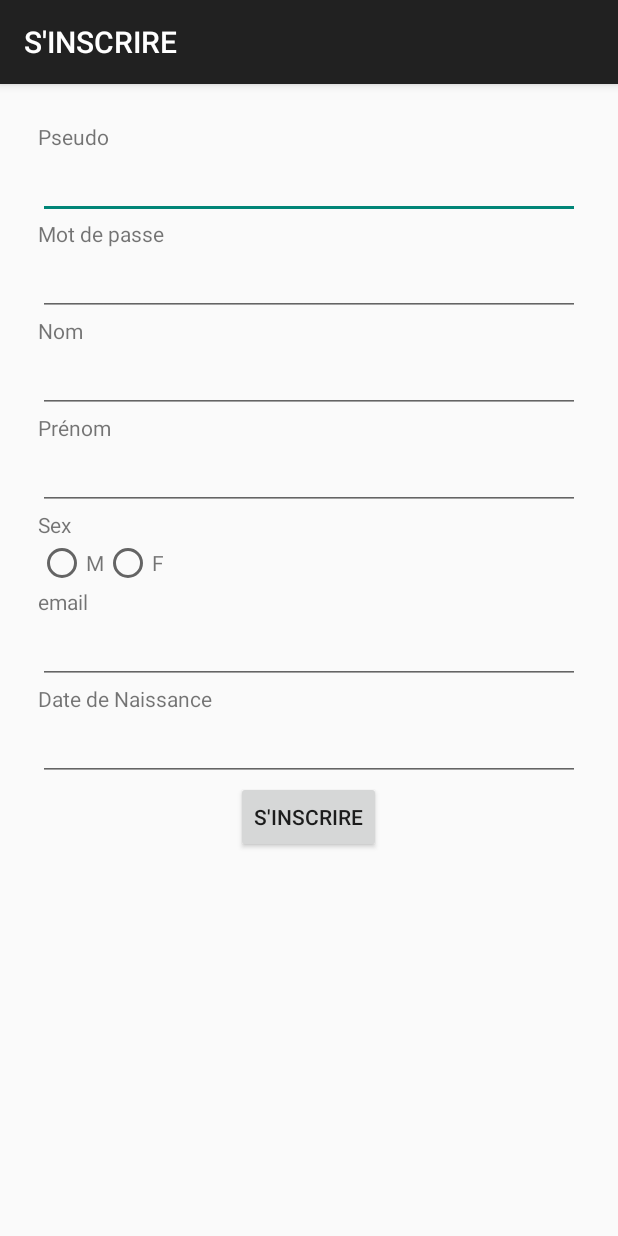
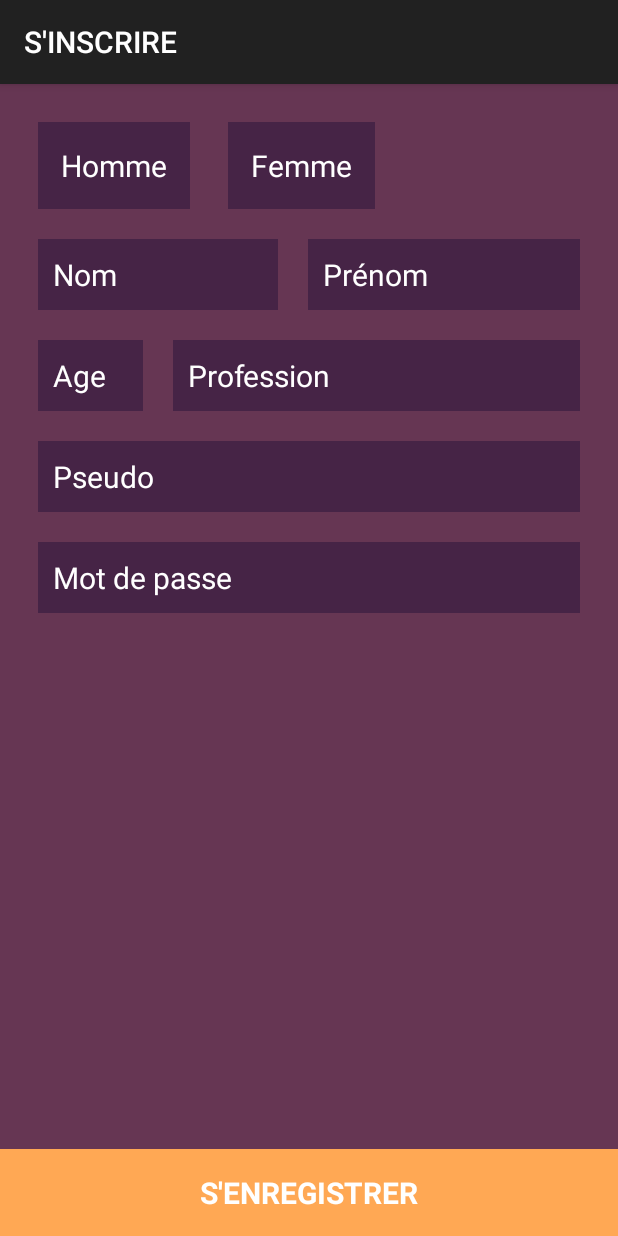
Before and after one commit to nsvir/ProjectWeekOpop, an Android app: the SignupActivity screen opened directly, with no data from a screen before it, on a phone screen of 412 x 824 dp. Run offline under Robolectric (Android 15) with nearby library versions, the phone set to English and light mode, and no system bars.

Commit message:
Signup layout

```diff
--- a/ProjectWeek/src/main/java/com/example/projectweek/FragmentSignUp.java
+++ b/ProjectWeek/src/main/java/com/example/projectweek/FragmentSignUp.java
@@ -1,6 +1,7 @@
 package com.example.projectweek;
 
 import android.content.SharedPreferences;
+import android.graphics.drawable.ColorDrawable;
 import android.os.Bundle;
 import android.support.v4.app.Fragment;
 import android.text.Editable;
--- a/ProjectWeek/src/main/java/com/example/projectweek/SignupActivity.java
+++ b/ProjectWeek/src/main/java/com/example/projectweek/SignupActivity.java
@@ -18,6 +18,8 @@ public class SignupActivity extends MyActivity {
     protected void onCreate(Bundle savedInstanceState) {
         super.onCreate(savedInstanceState);
         setContentView(R.layout.activity_main);
+
+        setTitle("INSCRIPTION");
 
         fragment = new FragmentSignUp();
 
--- a/ProjectWeek/src/main/res/layout/fragment_signup.xml
+++ b/ProjectWeek/src/main/res/layout/fragment_signup.xml
@@ -2,122 +2,138 @@
 
 <RelativeLayout xmlns:android="http://schemas.android.com/apk/res/android"
     android:layout_width="match_parent"
-    android:layout_height="match_parent">
+    android:layout_height="match_parent"
+    android:background="@color/color6">
 
-    <ScrollView
+    <LinearLayout
+        android:orientation="vertical"
         android:layout_width="match_parent"
-        android:layout_height="match_parent">
+        android:layout_height="wrap_content"
+        android:padding="25dp">
 
         <LinearLayout
-            android:orientation="vertical"
+            android:layout_width="match_parent"
+            android:layout_height="wrap_content">
+
+            <TextView
+                android:layout_width="wrap_content"
+                android:layout_height="wrap_content"
+                android:text="@string/sex_m"
+                android:background="@color/color7"
+                android:layout_marginRight="25dp"
+                android:padding="15dp"
+                android:textColor="@android:color/white"
+                android:textSize="20sp" />
+
+            <TextView
+                android:layout_width="wrap_content"
+                android:layout_height="wrap_content"
+                android:text="@string/sex_f"
+                android:padding="15dp"
+                android:background="@color/color7"
+                android:textColor="@android:color/white"
+                android:textSize="20sp" />
+        </LinearLayout>
+
+        <LinearLayout
             android:layout_width="match_parent"
             android:layout_height="wrap_content"
-            android:layout_centerInParent="true"
-            android:padding="25dp">
-
-            <TextView
-                android:layout_height="wrap_content"
-                android:layout_width="wrap_content"
-                android:text="@string/login" />
+            android:layout_marginTop="20dp">
 
             <EditText
-                android:id="@+id/loginText"
-                android:layout_height="match_parent"
-                android:layout_width="match_parent" />
-
-            <TextView
+                android:layout_width="160dp"
                 android:layout_height="wrap_content"
-                android:layout_width="wrap_content"
-                android:text="@string/password" />
+                android:hint="@string/lastname"
+                android:layout_marginRight="20dp"
+                android:background="@color/color7"
+                android:textColor="@android:color/white"
+                android:textColorHint="@android:color/white"
+                android:textSize="20sp"
+                android:padding="10dp" />
 
             <EditText
-                android:id="@+id/passwordText"
-                android:layout_height="match_parent"
                 android:layout_width="match_parent"
-                android:inputType="textPassword" />
+                android:layout_height="wrap_content"
+                android:hint="@string/firstname"
+                android:background="@color/color7"
+                android:textColor="@android:color/white"
+                android:textColorHint="@android:color/white"
+                android:textSize="20sp"
+                android:padding="10dp" />
 
-            <TextView
-                android:layout_height="wrap_content"
-                android:layout_width="wrap_content"
-                android:text="@string/lastname" />
+        </LinearLayout>
+
+        <LinearLayout
+            android:layout_width="match_parent"
+            android:layout_height="wrap_content"
+            android:layout_marginTop="20dp">
 
             <EditText
-                android:id="@+id/lastname"
-                android:layout_height="match_parent"
-                android:layout_width="match_parent" />
-
-            <TextView
+                android:layout_width="70dp"
                 android:layout_height="wrap_content"
-                android:layout_width="wrap_content"
-                android:text="@string/firstname" />
+                android:hint="@string/age"
+                android:background="@color/color7"
+                android:textColor="@android:color/white"
+                android:textColorHint="@android:color/white"
+                android:textSize="20sp"
+                android:padding="10dp"
+                android:layout_marginRight="20dp"
+                android:inputType="numberDecimal" />
 
             <EditText
-                android:id="@+id/firstname"
-                android:layout_height="match_parent"
-                android:layout_width="match_parent"
-                android:inputType="textPersonName" />
-
-            <TextView
-                android:layout_height="wrap_content"
-                android:layout_width="wrap_content"
-                android:text="@string/sex" />
-
-            <LinearLayout
-                android:layout_width="wrap_content"
-                android:layout_height="wrap_content">
-
-                <RadioButton
-                    android:layout_width="wrap_content"
-                    android:layout_height="wrap_content" />
-
-                <TextView
-                    android:layout_width="wrap_content"
-                    android:layout_height="wrap_content"
-                    android:text="M" />
-
-                <RadioButton
-                    android:layout_width="wrap_content"
-                    android:layout_height="wrap_content" />
-
-                <TextView
-                    android:layout_width="wrap_content"
-                    android:layout_height="wrap_content"
-                    android:text="F" />
-            </LinearLayout>
-
-            <TextView
-                android:layout_height="wrap_content"
-                android:layout_width="wrap_content"
-                android:text="@string/email" />
-
-            <EditText
-                android:id="@+id/email"
-                android:layout_height="match_parent"
-                android:layout_width="match_parent"
-                android:inputType="textEmailAddress" />
-
-            <TextView
-                android:layout_height="wrap_content"
-                android:layout_width="wrap_content"
-                android:text="@string/birthdate" />
-
-            <EditText
-                android:id="@+id/birthdate"
-                android:layout_height="match_parent"
-                android:layout_width="match_parent"
-                android:inputType="date" />
-
-            <LinearLayout
                 android:layout_width="match_parent"
                 android:layout_height="wrap_content"
-                android:gravity="center">
+                android:hint="@string/profession"
+                android:background="@color/color7"
+                android:textColor="@android:color/white"
+                android:textColorHint="@android:color/white"
+                android:textSize="20sp"
+                android:padding="10dp" />
 
-                <Button
-                    android:id="@+id/signUp"
-                    android:layout_height="match_parent"
-                    android:layout_width="wrap_content"
-                    android:text="@string/signUp" />
-            </LinearLayout>
         </LinearLayout>
-    </ScrollView>
+
+        <EditText
+            android:id="@+id/loginText"
+            android:layout_height="wrap_content"
+            android:layout_width="match_parent"
+            android:hint="@string/login"
+            android:background="@color/color7"
+            android:textColor="@android:color/white"
+            android:textColorHint="@android:color/white"
+            android:textSize="20sp"
+            android:layout_marginTop="20dp"
+            android:padding="10dp" />
+
+        <EditText
+            android:layout_marginTop="20dp"
+            android:id="@+id/passwordText"
+            android:layout_height="wrap_content"
+            android:layout_width="match_parent"
+            android:inputType="textPassword"
+            android:hint="@string/password"
+            android:background="@color/color7"
+            android:textColor="@android:color/white"
+            android:textColorHint="@android:color/white"
+            android:textSize="20sp"
+            android:padding="10dp" />
+
+        <LinearLayout
+            android:layout_width="match_parent"
+            android:layout_height="wrap_content"
+            android:gravity="center"></LinearLayout>
+    </LinearLayout>
+
+    <TextView
+        android:id="@+id/signUp"
+        android:layout_height="wrap_content"
+        android:layout_width="match_parent"
+        android:text="@string/signUp"
+        android:layout_alignParentBottom="true"
+        android:textColor="@android:color/white"
+        android:background="@color/color1"
+        android:gravity="center_horizontal"
+        android:padding="15dp"
+        android:textAllCaps="true"
+        android:textSize="20sp"
+        android:textStyle="bold" />
 </RelativeLayout>
--- a/ProjectWeek/src/main/res/values/strings.xml
+++ b/ProjectWeek/src/main/res/values/strings.xml
@@ -15,13 +15,14 @@
     <string name="goodLogInfo">Connecté</string>
     <string name="connect">Entrer</string>
     <string name="connection">Connexion</string>
-    <string name="signUp">S\'inscrire</string>
+    <string name="signUp">S\'enregistrer</string>
     <string name="signUpWithFacebook">S\'inscrire avec\nFacebook</string>
 
     <string name="firstname">Prénom</string>
     <string name="lastname">Nom</string>
     <string name="email">email</string>
-    <string name="birthdate">Date de Naissance</string>
+    <string name="age">Age</string>
+    <string name="profession">Profession</string>
     <string name="sex">Sex</string>
     <string name="account">Compte</string>
     <string name="search">Rechercher</string>
@@ -29,4 +30,7 @@
     <string name="none">none</string>
     <string name="sample">sample</string>
     <string name="validate">Valider</string>
+
+    <string name="sex_m">Homme</string>
+    <string name="sex_f">Femme</string>
 </resources>
```
Also changed, not shown: 1 other file.
